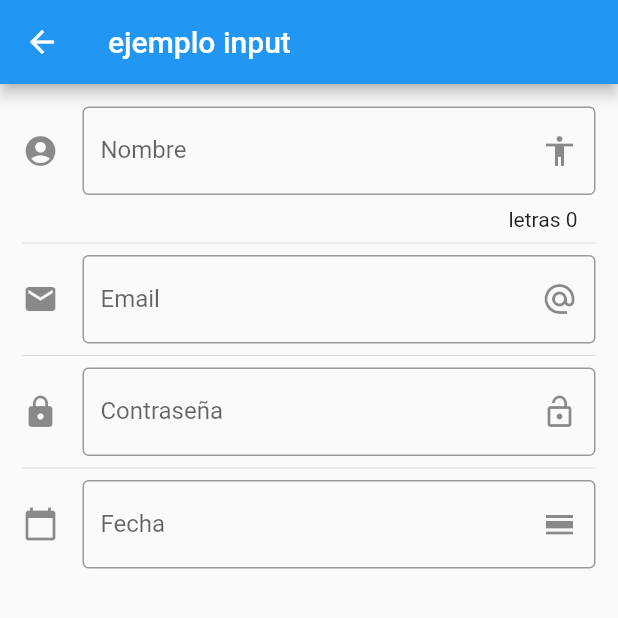
After one commit to juannicolasvargas/components_flutter, a Flutter app: the screen it shows after launch, after a tap on "Ejemplos de inputs", on a phone screen of 412 x 824 dp, the top half of it. The commit adds this screen. Run offline on Flutter 3.47's test engine with Material 2 defaults, Android fonts, the phone set to English and light mode, and no system bars; network calls fail.

Commit message:
inputs and animated container

```diff
--- a/lib/main.dart
+++ b/lib/main.dart
@@ -1,6 +1,7 @@
 import 'package:components/src/routes/routes.dart';
 import 'package:flutter/material.dart';
 import 'package:components/src/views/alert_view.dart';
+import 'package:flutter_localizations/flutter_localizations.dart';
 
 void main() => runApp(MyApp());
 
@@ -8,6 +9,16 @@ class MyApp extends StatelessWidget {
   @override
   Widget build(BuildContext context) {
     return MaterialApp(
+      localizationsDelegates: [
+        // ... app-specific localization delegate[s] here
+        GlobalMaterialLocalizations.delegate,
+        GlobalWidgetsLocalizations.delegate,
+        GlobalCupertinoLocalizations.delegate,
+      ],
+      supportedLocales: [
+        const Locale('en', 'US'),
+        const Locale('es', 'ES')
+      ],
       debugShowCheckedModeBanner: false,
       title: 'Material App',
       initialRoute: 'home',
--- a/lib/src/routes/routes.dart
+++ b/lib/src/routes/routes.dart
@@ -4,12 +4,16 @@ import 'package:components/src/views/alert_view.dart';
 import 'package:components/src/views/avatar_view.dart';
 import 'package:components/src/views/home.dart';
 import 'package:components/src/views/card_view.dart';
+import 'package:components/src/views/animated_container_view.dart';
+import 'package:components/src/views/input_view.dart';
 
 Map<String, WidgetBuilder> getRoutes() {
   return <String, WidgetBuilder>{
     'home'   : (BuildContext context) => Home(),
     'alert'  : (BuildContext context) => AlertView(),
     'avatar' : (BuildContext context) => AvatarView(),
-    'card'   : (BuildContext context) => CardView()
+    'card'   : (BuildContext context) => CardView(),
+    'animatedContainer'   : (BuildContext context) => AnimatedContainerView(),
+    'inputs' : (BuildContext context) => InputView()
   };
 }
--- /dev/null
+++ b/lib/src/views/input_view.dart
@@ -0,0 +1,120 @@
+import 'package:flutter/material.dart';
+
+class InputView extends StatefulWidget {
+  @override
+  _InputViewState createState() => _InputViewState();
+}
+
+class _InputViewState extends State<InputView> {
+
+  String _nombre;
+  String _email;
+  String _password;
+  String _fecha;
+  TextEditingController _inputField = new TextEditingController();
+
+  @override
+  Widget build(BuildContext context) {
+    return Scaffold(
+      appBar: AppBar(title: Text('ejemplo input'),),
+      body: ListView(
+        padding: EdgeInsets.all(15.0),
+        children: <Widget>[
+          _crearInput(),
+          Divider(),
+          _crearInputEmail(),
+          Divider(),
+          _crearPassword(),
+          Divider(),
+          _crearFecha(context)
+        ]
+      ),
+    );
+  }
+
+  Widget _crearInput() {
+    return TextField(
+      onChanged: (valor){
+        setState(() {
+          _nombre = valor;
+        });
+      },
+      decoration: InputDecoration(
+        border: OutlineInputBorder(),
+        hintText: 'Ingrese el nombre',
+        labelText: 'Nombre',
+        suffixIcon: Icon(Icons.accessibility),
+        icon: Icon(Icons.account_circle),
+        counter: Text('letras ${ _nombre != null ? _nombre.length : 0 }')
+      ),
+
+    );
+  }
+
+  Widget _crearInputEmail() {
+    return TextField(
+      onChanged: (valor) =>
+      setState(() => _email = valor),
+      keyboardType: TextInputType.emailAddress,
+      decoration: InputDecoration(
+        border: OutlineInputBorder(),
+        hintText: 'Ingrese el email',
+        labelText: 'Email',
+        suffixIcon: Icon(Icons.alternate_email),
+        icon: Icon(Icons.email)
+      ),
+
+    );
+  }
+
+  _crearPassword() {
+    return TextField(
+      onChanged: (valor) =>
+      setState(() => _password = valor),
+      obscureText: true,
+      decoration: InputDecoration(
+        border: OutlineInputBorder(),
+        hintText: 'Ingrese el contraseña',
+        labelText: 'Contraseña',
+        suffixIcon: Icon(Icons.lock_open),
+        icon: Icon(Icons.lock)
+      ),
+
+    );
+  }
+
+  Widget _crearFecha( BuildContext context) {
+    return TextField(
+      enableInteractiveSelection: false,
+      controller: _inputField,
+      decoration: InputDecoration(
+        border: OutlineInputBorder(),
+        hintText: 'Ingrese el contraseña',
+        labelText: 'Fecha',
+        suffixIcon: Icon(Icons.calendar_view_day),
+        icon: Icon(Icons.calendar_today),
+      ),
+      onTap: () {
+        FocusScope.of(context).requestFocus(new FocusNode());
+        _selectedData(context);
+      },
+
+    );
+  }
+
+  _selectedData(BuildContext context) async {
+    DateTime picked = await showDatePicker(
+      context: context,
+      initialDate: DateTime.now(),
+      firstDate: DateTime(2018),
+      lastDate: DateTime.now(),
+      locale: Locale('es', 'ES')
+    );
+    if (picked != null) {
+      setState(() {
+        _fecha = picked.toString();
+        _inputField.text = _fecha;
+      });
+    }
+  }
+}
--- a/pubspec.yaml
+++ b/pubspec.yaml
@@ -18,6 +18,8 @@ environment:
 
 dependencies:
   flutter:
+    sdk: flutter
+  flutter_localizations:
     sdk: flutter
 
   # The following adds the Cupertino Icons font to your application.
```
Also changed, not shown: data/menu_opts.json (+10 -0 lines), lib/src/views/animated_container_view.dart (added, +59 -0 lines), pubspec.lock.
